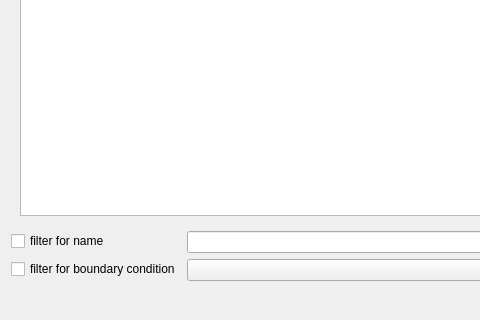
Above: SIM-VICUS/src/SVSmartSelectDialog.ui from ghorwin/SIM-VICUS before the change; both pictures show x 0 to 480 and y 266 to 586 of the 706 by 586 pixel window. Below: the same form after it.
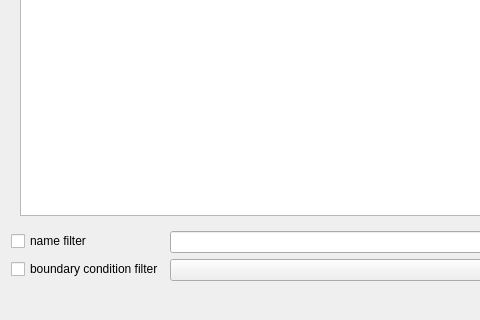
That is the form after the change. Icons and pictures are not drawn. Custom widgets are drawn as their Qt base class.

Commit message: set placeholder text

The edit to the form file:
```diff
--- a/SIM-VICUS/src/SVSmartSelectDialog.ui
+++ b/SIM-VICUS/src/SVSmartSelectDialog.ui
@@ -219,7 +219,7 @@
         </sizepolicy>
        </property>
        <property name="text">
-        <string>filter for boundary condition</string>
+        <string>boundary condition filter</string>
        </property>
       </widget>
      </item>
@@ -229,7 +229,7 @@
      <item row="0" column="0">
       <widget class="QCheckBox" name="checkBoxFilterName">
        <property name="text">
-        <string>filter for name</string>
+        <string>name filter</string>
        </property>
       </widget>
      </item>
```
The commit also changes 1 other file.
